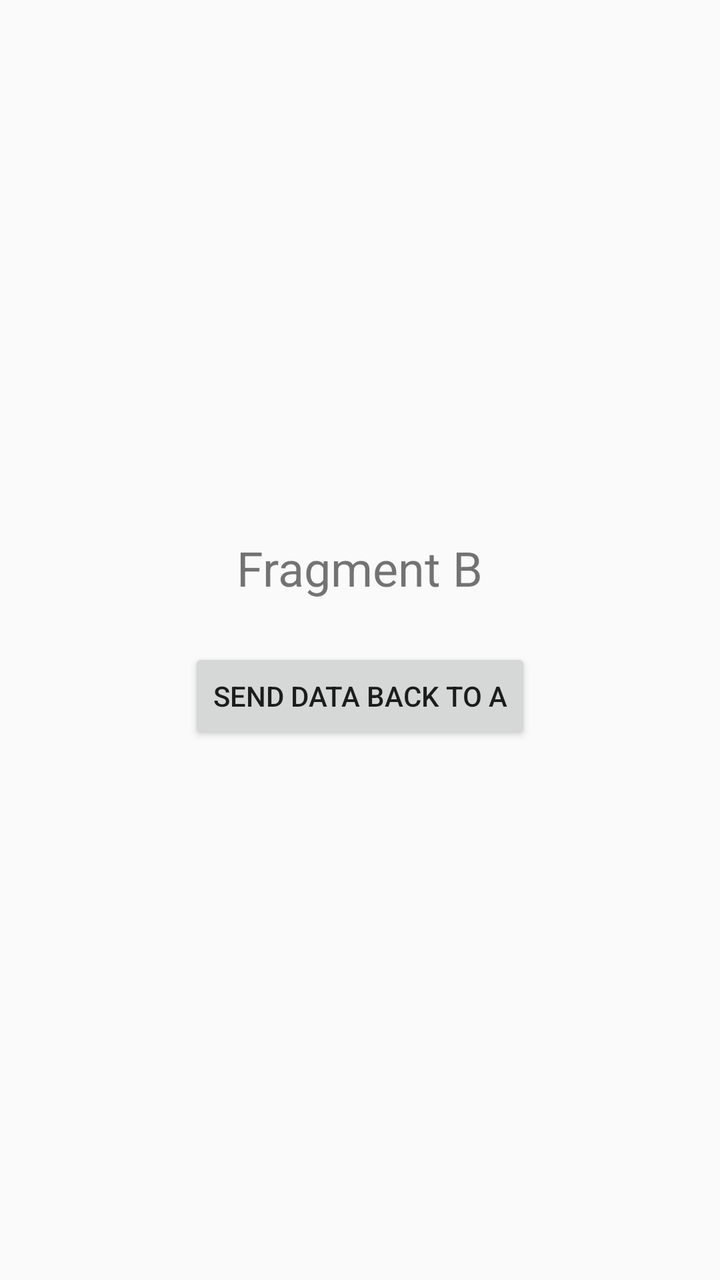
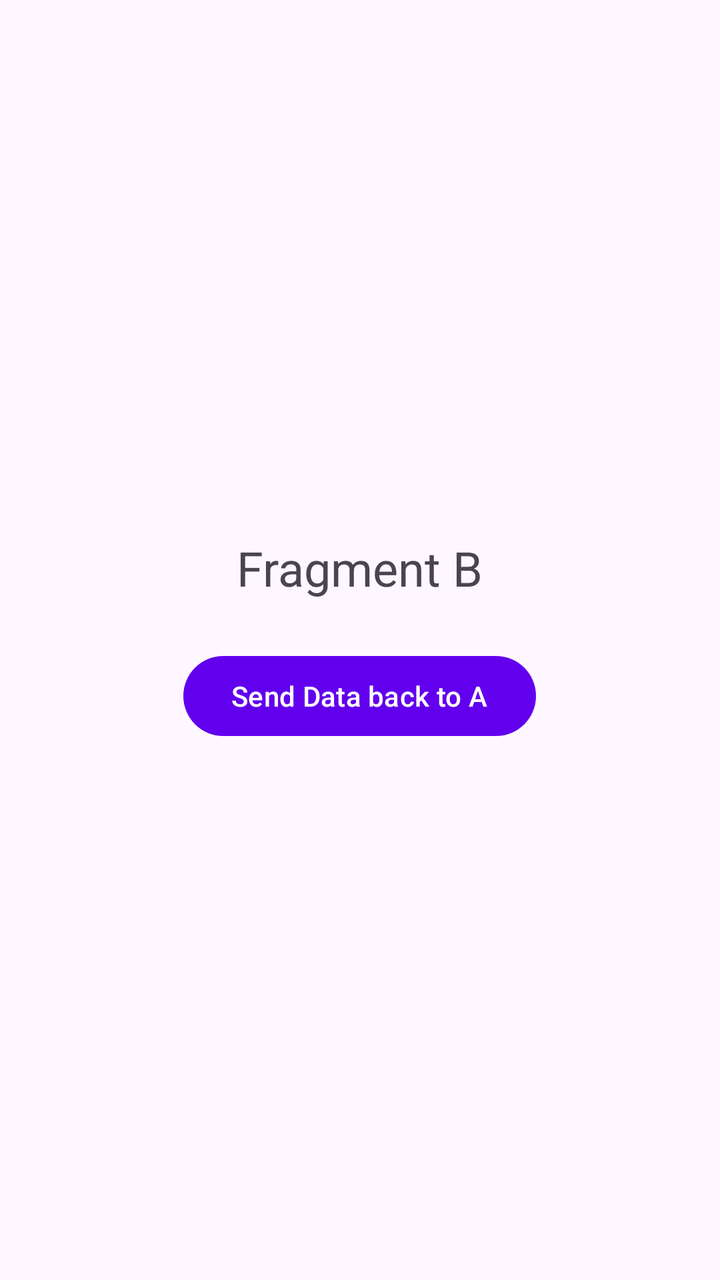

Before-and-after screenshots of an Android layout around one commit, followed by the original layout XML and the change that was made.
<!-- AndroidManifest.xml: application theme Theme.AndroidsOneDay -->
<!-- res/layout/fragment_b.xml -->
<?xml version="1.0" encoding="utf-8"?>
<LinearLayout xmlns:android="http://schemas.android.com/apk/res/android"
    xmlns:tools="http://schemas.android.com/tools"
    android:layout_width="match_parent"
    android:layout_height="match_parent"
    android:orientation="vertical"
    android:gravity="center"
    android:padding="24dp"
    tools:context=".FragmentB">

    <TextView
        android:layout_width="wrap_content"
        android:layout_height="wrap_content"
        android:text="Fragment B"
        android:textSize="24sp"
        android:layout_marginBottom="24dp" />

    <Button
        android:id="@+id/btnSendBack"
        android:layout_width="wrap_content"
        android:layout_height="wrap_content"
        android:text="Send Data back to A" />

</LinearLayout>
<!-- resources referenced by this layout -->
<resources>
  <style name="Theme.AndroidsOneDay" parent="Theme.AppCompat.Light.NoActionBar" />
</resources>

<!-- the commit's change to res/layout/fragment_b.xml (unified diff, before → after) -->
@@ -6,7 +6,7 @@
     android:orientation="vertical"
     android:gravity="center"
     android:padding="24dp"
-    tools:context=".FragmentB">
+    tools:context=".ui.FragmentB">
 
     <TextView
         android:layout_width="wrap_content"
<!-- resource entries referenced after the edit -->
@@ -1,5 +1,11 @@
 <!-- resources referenced by this layout -->
 <resources>
-  <style name="Theme.AndroidsOneDay" parent="Theme.AppCompat.Light.NoActionBar" />
+  <style name="Theme.AndroidsOneDay" parent="Theme.Material3.DayNight.NoActionBar">
+          
+          <item name="colorPrimary">@color/purple_500</item>
+          <item name="colorSecondary">@color/teal_200</item>
+      </style>
+  <color name="purple_500">#FF6200EE</color>
+  <color name="teal_200">#FF03DAC5</color>
 </resources>
 
